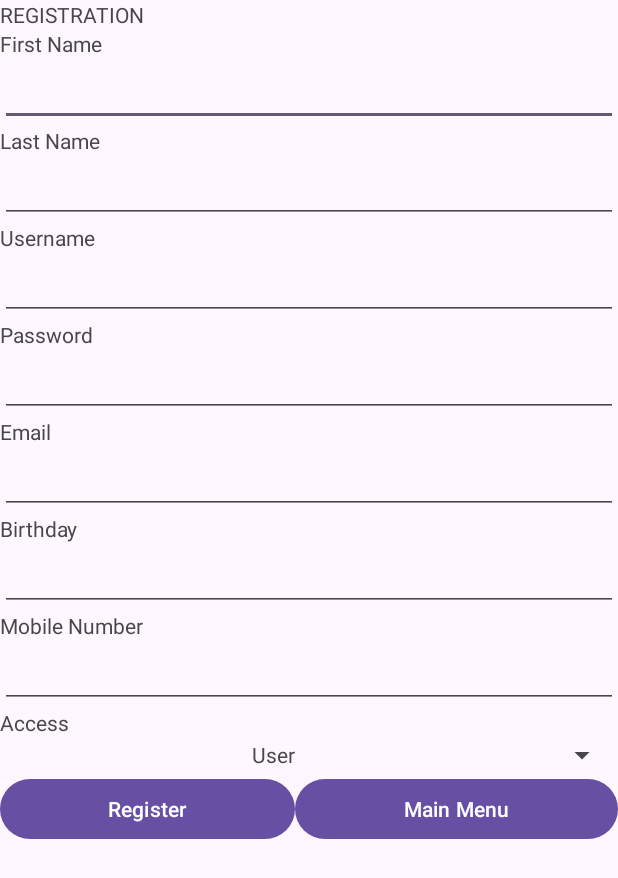
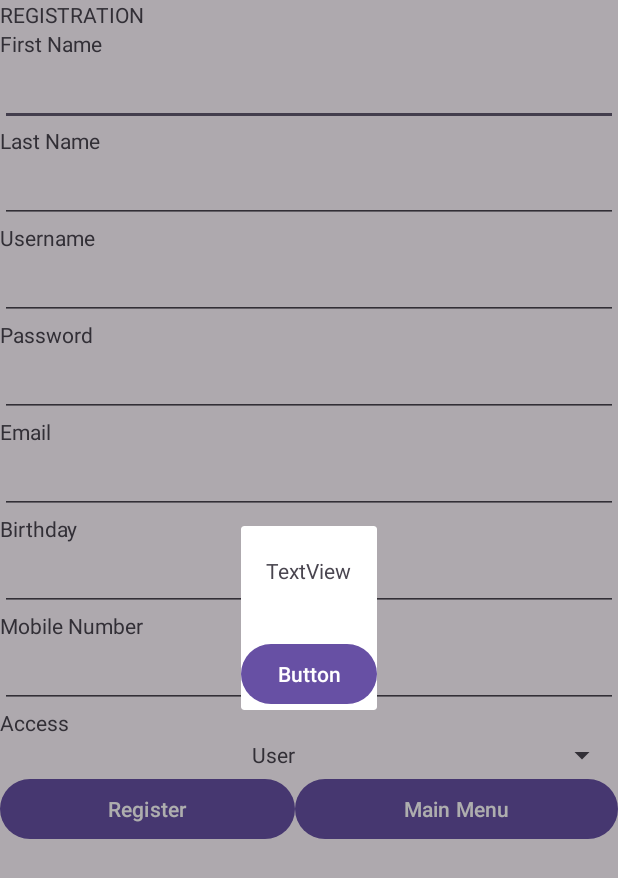
Before and after one commit to Kriegmeister/3ITB-OOP, an Android app: the screen it shows after launch (MainActivity), after a tap on "Main Menu", on a phone screen of 412 x 824 dp. Shown: the top 878 px of the screen. Run offline under Robolectric (Android 15) with nearby library versions, the phone set to English and light mode, and no system bars.

Commit message:
dialogue box shizzzz

```diff
--- /dev/null
+++ b/app/src/main/java/com/example/a3itb_oop/CustomDialog.kt
@@ -0,0 +1,29 @@
+package com.example.a3itb_oop
+
+import android.os.Bundle
+import android.view.LayoutInflater
+import android.view.View
+import android.view.ViewGroup
+import android.widget.Button
+import android.widget.TextView
+import androidx.fragment.app.DialogFragment
+
+class CustomDialog : DialogFragment() {
+
+    override fun onCreateView(
+        inflater: LayoutInflater,
+        container: ViewGroup?,
+        savedInstanceState: Bundle?
+    ): View? {
+        var rootView : View = inflater.inflate(R.layout.activity_fragment_dialog, container, false)
+        var bundle = arguments
+        var buttonFragment : Button = rootView.findViewById(R.id.btnDialog)
+        buttonFragment.setOnClickListener {
+            var newMessage = bundle!!.getString("bdleText")
+            var textFragment : TextView = rootView.findViewById(R.id.txtFragment)
+            textFragment.setText(newMessage.toString())
+        }
+
+        return rootView
+    }
+}
--- a/app/src/main/java/com/example/a3itb_oop/MainActivity.kt
+++ b/app/src/main/java/com/example/a3itb_oop/MainActivity.kt
@@ -1,13 +1,16 @@
 package com.example.a3itb_oop
 
 import android.app.DatePickerDialog
+import android.app.Dialog
 import androidx.appcompat.app.AppCompatActivity
 import android.os.Bundle
 import android.util.Log
+import android.view.Window
 import android.widget.ArrayAdapter
 import android.widget.Button
 import android.widget.EditText
 import android.widget.Spinner
+import android.widget.TextView
 import java.lang.Exception
 import java.util.Calendar
 
@@ -68,11 +71,43 @@ class MainActivity : AppCompatActivity() {
                 Log.e("error_garma", e.message.toString())
             }
         }
-        buttonMainMenu.setOnClickListener { }
+        buttonMainMenu.setOnClickListener {
+            //showDialog()
+
+            var custom = CustomDialog()
+            var bundle = Bundle()
+            bundle.putString("bdleText", "Amon Garma")
+            custom.arguments = bundle
+            custom.show(supportFragmentManager, "Custom Dialog")
+        }
 
         //Populating of Spinner
         val accesses = resources.getStringArray(R.array.Accesses)
         val adapter = ArrayAdapter(this, R.layout.spinner_activity, R.id.txtSpinner, accesses)
         spinnerAccess.adapter = adapter
     }
+
+    public fun showDialog() {
+        var dialog = Dialog(this)
+        try {
+
+
+            dialog.requestWindowFeature(Window.FEATURE_NO_TITLE)
+            dialog.setCancelable(false)
+            dialog.setContentView(R.layout.activity_dialogue)
+
+            var textDialog : TextView = dialog.findViewById(R.id.txtDialogue)
+            textDialog.setText("Amon Garma")
+
+            var buttonDialog : Button = dialog.findViewById(R.id.btnDialog)
+            buttonDialog.setOnClickListener {
+                dialog.dismiss()
+            }
+
+            dialog.show()
+        }catch (e: Exception){
+            Log.i("error_garma", e.message.toString())
+        }
+    }
+
 }
--- /dev/null
+++ b/app/src/main/res/layout/activity_fragment_dialog.xml
@@ -0,0 +1,32 @@
+<?xml version="1.0" encoding="utf-8"?>
+<androidx.constraintlayout.widget.ConstraintLayout xmlns:android="http://schemas.android.com/apk/res/android"
+    xmlns:app="http://schemas.android.com/apk/res-auto"
+    xmlns:tools="http://schemas.android.com/tools"
+    android:layout_width="match_parent"
+    android:layout_height="match_parent">
+
+    <TextView
+        android:id="@+id/txtFragment"
+        android:layout_width="match_parent"
+        android:layout_height="wrap_content"
+        android:gravity="center"
+        android:text="TextView"
+        app:layout_constraintBottom_toBottomOf="parent"
+        app:layout_constraintEnd_toEndOf="parent"
+        app:layout_constraintHorizontal_bias="0.498"
+        app:layout_constraintStart_toStartOf="parent"
+        app:layout_constraintTop_toTopOf="parent"
+        app:layout_constraintVertical_bias="0.191" />
+
+    <Button
+        android:id="@+id/btnDialog"
+        android:layout_width="wrap_content"
+        android:layout_height="wrap_content"
+        android:layout_marginTop="35dp"
+        android:text="Button"
+        app:layout_constraintBottom_toBottomOf="parent"
+        app:layout_constraintEnd_toEndOf="parent"
+        app:layout_constraintStart_toStartOf="parent"
+        app:layout_constraintTop_toBottomOf="@+id/txtFragment"
+        app:layout_constraintVertical_bias="0.0" />
+</androidx.constraintlayout.widget.ConstraintLayout>
```
Also changed, not shown: app/src/main/res/layout/activity_dialogue.xml (added, +31 -0 lines).
